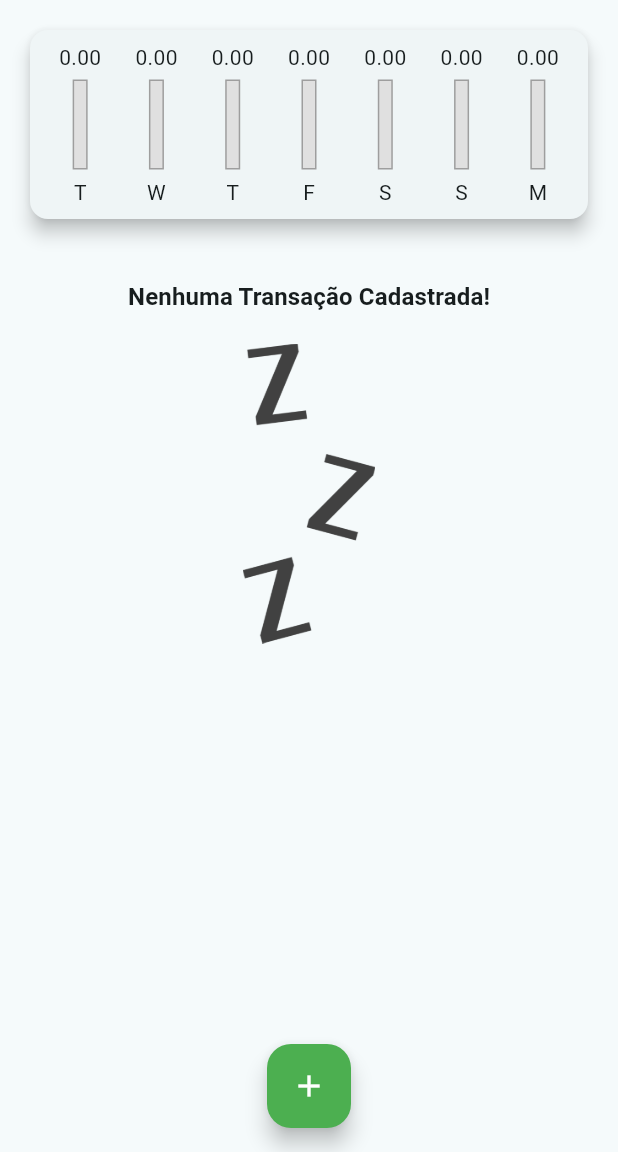
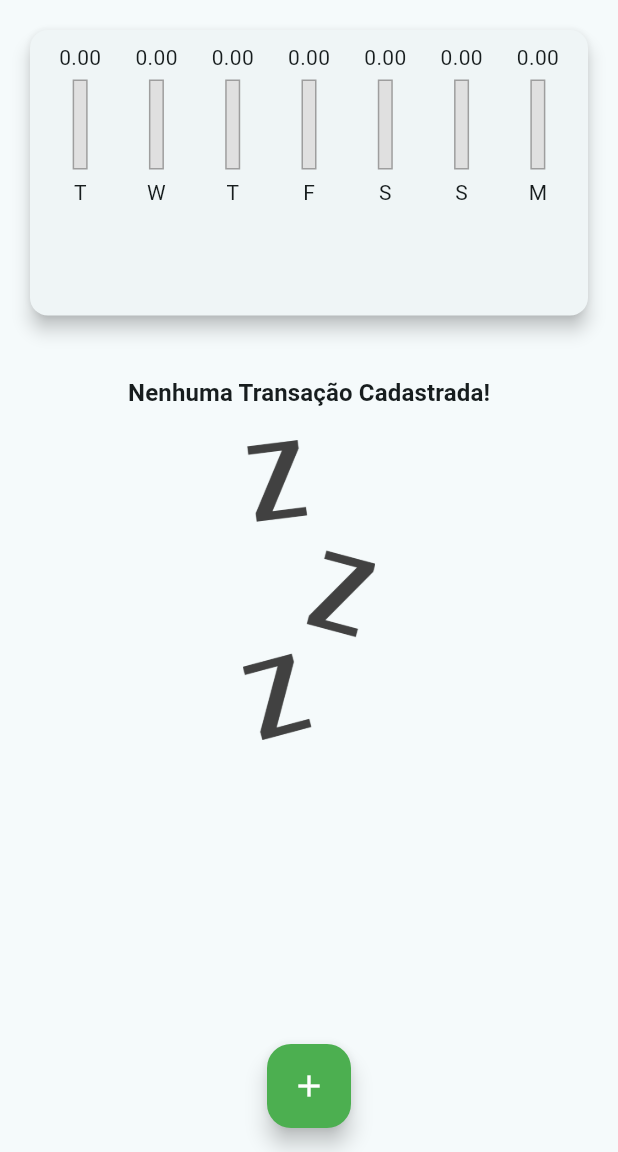
Before and after one commit to mateusalmeiida/despesas-pessoais-flutter, a Flutter app: the screen it shows after launch, on a phone screen of 412 x 824 dp, the part 84-1236 px from its top. Run offline on Flutter 3.47's test engine with Material 3 defaults, Android fonts, the phone set to English and light mode, and no system bars.

Commit message:
Implementação da altura dos componentes baseado no tamanho da tela

```diff
--- a/lib/components/transaction_list.dart
+++ b/lib/components/transaction_list.dart
@@ -11,9 +11,7 @@ class TransactionList extends StatelessWidget {
 
   @override
   Widget build(BuildContext context) {
-    return SizedBox(
-      height: 430,
-      child: transactions.isNotEmpty
+    return transactions.isNotEmpty
         ? ListView.builder(
             itemCount: transactions.length,
             itemBuilder: (ctx, index) {
@@ -68,7 +66,6 @@ class TransactionList extends StatelessWidget {
                 ),
               )
             ],
-            ),
           );
   }
 }
--- a/lib/main.dart
+++ b/lib/main.dart
@@ -91,8 +91,7 @@ class _MyHomePageState extends State<MyHomePage> {
 
   @override
   Widget build(BuildContext context) {
-    return Scaffold(
-      appBar: AppBar(
+    final appBar = AppBar(
       actions: [
         IconButton(
           onPressed: () {
@@ -102,15 +101,27 @@ class _MyHomePageState extends State<MyHomePage> {
         )
       ],
       title: Text('Despesas Pessoais'),
-      ),
+    );
+
+    final availableHeight = MediaQuery.of(context).size.height -
+        appBar.preferredSize.height -
+        MediaQuery.of(context).padding.top;
+
+    return Scaffold(
+      appBar: appBar,
       body: SingleChildScrollView(
         child: Column(
           crossAxisAlignment: CrossAxisAlignment.stretch,
           children: [
-            Chart(recentTransactions: _recentTransactions),
-            TransactionList(
+            SizedBox(
+                height: availableHeight * 0.3,
+                child: Chart(recentTransactions: _recentTransactions)),
+            SizedBox(
+              height: availableHeight * 0.7,
+              child: TransactionList(
                 transactions: _transactions,
                 onRemove: _deleteTransaction,
+              ),
             ),
           ],
         ),
```
Lines whose indentation alone changed are shown as unchanged.
